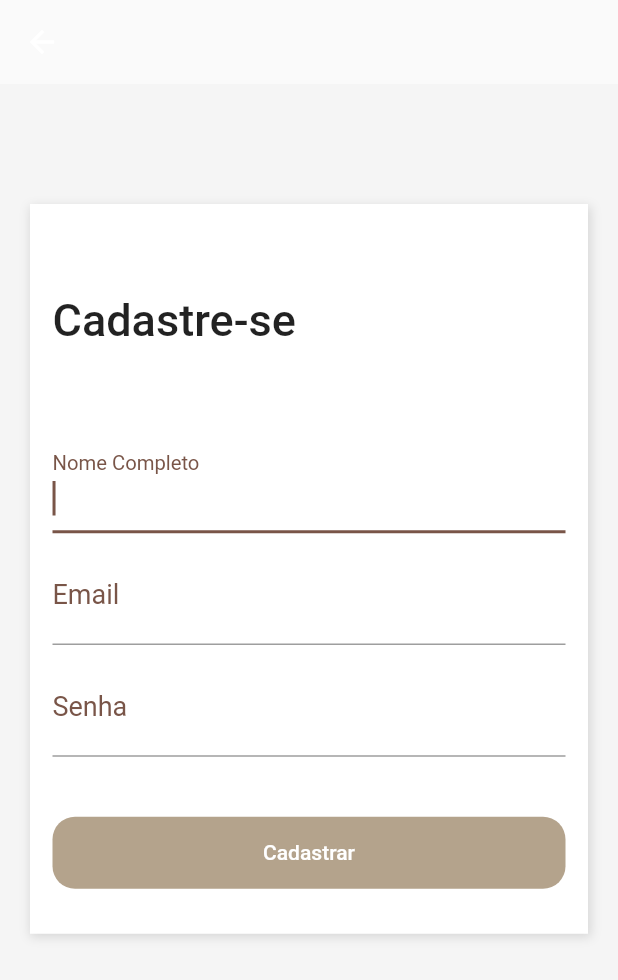
After one commit to cauecbb/Ebook-Store-App, a Flutter app: the screen it shows after launch, after a tap on "Cadastre-se", on a phone screen of 412 x 824 dp. The commit adds this screen. Shown: the top 980 px of the screen. Run offline on Flutter 3.47's test engine with Material 2 defaults, Android fonts, the phone set to English and light mode, and no system bars.

Commit message:
Adiciona SignupPage simples

```diff
--- a/lib/pages/login_page.dart
+++ b/lib/pages/login_page.dart
@@ -1,4 +1,5 @@
 import 'package:flutter/material.dart';
+import 'package:library_app/pages/signup_page.dart';
 
 class LoginPage extends StatelessWidget {
   const LoginPage({super.key});
@@ -32,7 +33,11 @@ class LoginPage extends StatelessWidget {
                   ],
                 ),
                 child: Padding(
-                  padding: const EdgeInsets.only(left: 15, right: 15, top: 60),
+                  padding: const EdgeInsets.only(
+                    left: 15,
+                    right: 15,
+                    top: 60,
+                  ),
                   child: Column(
                     children: <Widget>[
                       Row(
@@ -50,9 +55,15 @@ class LoginPage extends StatelessWidget {
                               Text("Acesse sua conta para continuar"),
                             ],
                           ),
-                          const TextButton(
-                            onPressed: null,
-                            child: Text("Cadastre-se"),
+                          TextButton(
+                            onPressed: () {
+                              Navigator.push(
+                                  context,
+                                  MaterialPageRoute(
+                                      builder: (context) =>
+                                          const SignupPage()));
+                            },
+                            child: const Text("Cadastre-se"),
                           ),
                         ],
                       ),
--- /dev/null
+++ b/lib/pages/signup_page.dart
@@ -0,0 +1,140 @@
+import 'package:flutter/material.dart';
+
+class SignupPage extends StatelessWidget {
+  const SignupPage({super.key});
+
+  @override
+  Widget build(BuildContext context) {
+    return Scaffold(
+      appBar: AppBar(
+        backgroundColor: Colors.brown.withOpacity(0),
+        elevation: 0,
+      ),
+      body: SingleChildScrollView(
+        child: Container(
+          color: const Color(0xFFF5F5F5),
+          padding: const EdgeInsets.only(
+            top: 80,
+            left: 20,
+            right: 20,
+            bottom: 40,
+          ),
+          child: Column(
+            children: <Widget>[
+              Container(
+                decoration: const BoxDecoration(
+                  color: Colors.white,
+                  border: Border(),
+                  boxShadow: [
+                    BoxShadow(
+                      color: Colors.black12,
+                      offset: Offset(1, 2.0),
+                      blurRadius: 5,
+                      spreadRadius: 1,
+                    ),
+                  ],
+                ),
+                child: Padding(
+                  padding: const EdgeInsets.only(
+                    left: 15,
+                    right: 15,
+                    top: 60,
+                  ),
+                  child: Column(
+                    crossAxisAlignment: CrossAxisAlignment.stretch,
+                    children: <Widget>[
+                      const Text(
+                        "Cadastre-se",
+                        style: TextStyle(
+                          fontSize: 30,
+                          fontWeight: FontWeight.w500,
+                        ),
+                      ),
+                      const SizedBox(
+                        height: 60,
+                      ),
+                      TextFormField(
+                        autofocus: true,
+                        keyboardType: TextInputType.text,
+                        decoration: InputDecoration(
+                          labelText: "Nome Completo",
+                          labelStyle: TextStyle(
+                            color: Theme.of(context).primaryColor,
+                            fontWeight: FontWeight.w400,
+                            fontSize: 18,
+                          ),
+                        ),
+                        style: const TextStyle(
+                          fontSize: 20,
+                        ),
+                      ),
+                      const SizedBox(
+                        height: 10,
+                      ),
+                      TextFormField(
+                        autofocus: true,
+                        keyboardType: TextInputType.emailAddress,
+                        decoration: InputDecoration(
+                          labelText: "Email",
+                          labelStyle: TextStyle(
+                            color: Theme.of(context).primaryColor,
+                            fontWeight: FontWeight.w400,
+                            fontSize: 18,
+                          ),
+                        ),
+                        style: const TextStyle(
+                          fontSize: 20,
+                        ),
+                      ),
+                      const SizedBox(
+                        height: 10,
+                      ),
+                      TextFormField(
+                        autofocus: true,
+                        keyboardType: TextInputType.text,
+                        obscureText: true,
+                        decoration: InputDecoration(
+                          labelText: "Senha",
+                          labelStyle: TextStyle(
+                            color: Theme.of(context).primaryColor,
+                            fontWeight: FontWeight.w400,
+                            fontSize: 18,
+                          ),
+                        ),
+                        style: const TextStyle(
+                          fontSize: 20,
+                        ),
+                      ),
+                      const SizedBox(
+                        height: 40,
+                      ),
+                      Container(
+                        width: double.infinity,
+                        decoration: const BoxDecoration(
+                          color: Color.fromARGB(255, 180, 163, 140),
+                          borderRadius: BorderRadius.all(
+                            Radius.circular(15),
+                          ),
+                        ),
+                        child: const TextButton(
+                          onPressed: null,
+                          child: Text(
+                            "Cadastrar",
+                            style: TextStyle(color: Colors.white),
+                          ),
+                        ),
+                      ),
+                      const SizedBox(
+                        height: 30,
+                      ),
+                    ],
+                  ),
+                ),
+              ),
+            ],
+          ),
+        ),
+      ),
+    );
+  }
+}
```
